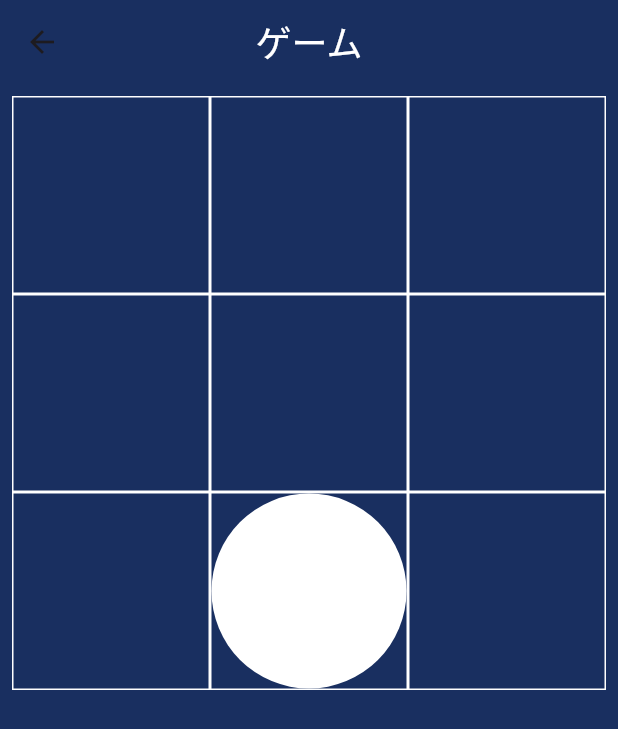
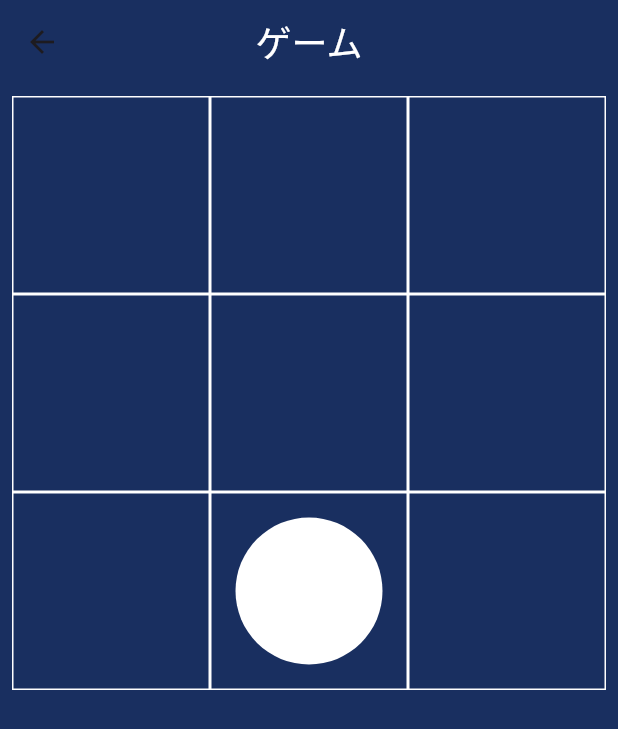
Before and after one commit to NittaMasayo/memory_game, a Flutter app: the InputPage screen opened directly, after a tap on "スタート！", on a phone screen of 412 x 824 dp. Shown: the top 729 px of the screen. Run offline on Flutter 3.47's test engine with Material 3 defaults, Android fonts, the light colour scheme and no system bars; our stand-ins replace hooks_riverpod, riverpod_annotation, shared_preferences; accounts and stored records are empty; generated files the repository leaves out were written again.

Commit message:
ゲームの丸が消える仕組み作成中

```diff
--- a/lib/presentation/view/page/game_page.dart
+++ b/lib/presentation/view/page/game_page.dart
@@ -25,6 +25,9 @@ class GamePage extends ConsumerWidget {
       body: Container(
         alignment: Alignment.center,
         padding: const EdgeInsets.all(8),
+        child: Column(
+          children: [
+            Expanded(
               child: GridView.builder(
                   key: const ValueKey("tapGrid"),
                   gridDelegate: SliverGridDelegateWithFixedCrossAxisCount(
@@ -35,16 +38,22 @@ class GamePage extends ConsumerWidget {
                   itemBuilder: (BuildContext context, int index) {
                     return GestureDetector(
                         onTap: () {
+                          if (targetNum - 1 == cellNumber) return;
                           ref.read(targetCircleProvider.notifier).increment();
                         },
                         child: Container(
+                          padding: const EdgeInsets.all(16),
                           decoration: BoxDecoration(
                               border: Border.all(color: ColorTheme.textColor)),
                           child: TapTargetCircle(
-                      isVisible: gridArray[targetNum - 1] == index ? 1.0 : 0.0,
+                            isVisible:
+                                gridArray[targetNum - 1] == index ? 1.0 : 0.0,
                           ),
                         ));
                   }),
+            )
+          ],
+        ),
       ),
     );
   }
--- a/lib/presentation/view/page/input_page.dart
+++ b/lib/presentation/view/page/input_page.dart
@@ -2,6 +2,7 @@ import 'package:flutter/material.dart';
 import 'package:flutter/services.dart';
 import 'package:memory_game/presentation/view/common/common_vertical_space.dart';
 import 'package:memory_game/presentation/view/page/game_page.dart';
+import 'package:memory_game/presentation/view/page/top_page.dart';
 import 'package:memory_game/presentation/view/theme/color.dart';
 import 'package:memory_game/presentation/view/theme/font_style.dart';
 
@@ -71,6 +72,19 @@ class InputPage extends StatelessWidget {
                       );
                     },
                     child: const Text("スタート！", style: FontStyle.largeText)),
+              ),
+              Container(
+                alignment: Alignment.center,
+                child: TextButton(
+                    key: const ValueKey("start"),
+                    onPressed: () {
+                      Navigator.of(context).push(
+                        MaterialPageRoute(
+                          builder: (context) => const TopPage(),
+                        ),
+                      );
+                    },
+                    child: const Text("TOPへ", style: FontStyle.largeText)),
               )
             ],
           ),
```
Also changed, not shown: lib/presentation/model/modal_kind.dart (added, +69 -0 lines), lib/presentation/view/common/modal.dart (added, +15 -0 lines), lib/presentation/view_model/circle_timer.dart (added, +9 -0 lines). Lines whose indentation alone changed are shown as unchanged.
